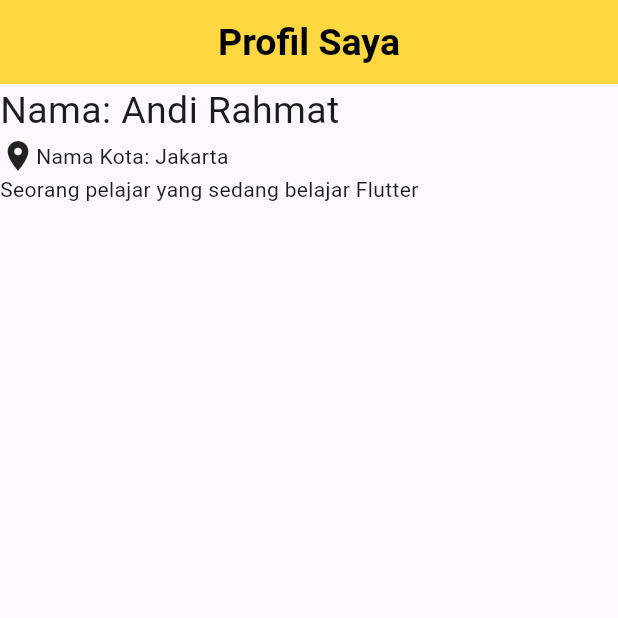
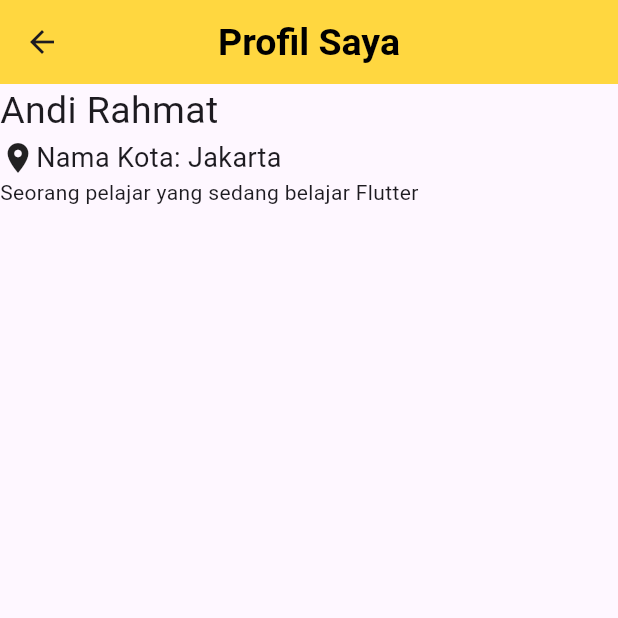
Before and after one commit to shellasagita/ppkd_b_2, a Flutter app: the HalamanProfilSederhana screen opened directly, on a phone screen of 412 x 824 dp, the top half of it. Run offline on Flutter 3.47's test engine with Material 3 defaults, Android fonts, the phone set to English and light mode, and no system bars; statements that could not run were skipped.

Commit message:
some change to prettier

```diff
--- a/lib/main.dart
+++ b/lib/main.dart
@@ -1,6 +1,7 @@
 import 'package:flutter/material.dart';
 import 'package:ppkd_b_2/meet_1/meet_1.dart';
 import 'package:ppkd_b_2/meet_1/tugas_1_flutter.dart';
+import 'package:ppkd_b_2/meet_2/meet_2.dart';
 
 void main() {
   runApp(const MyApp());
@@ -18,7 +19,7 @@ class MyApp extends StatelessWidget {
       theme: ThemeData(
         colorScheme: ColorScheme.fromSeed(seedColor: Colors.deepPurple),
       ),
-      home: const HalamanProfilSederhana(),
+      home: const MeetDua(),
     );
   }
 }
--- a/lib/meet_1/tugas_1_flutter.dart
+++ b/lib/meet_1/tugas_1_flutter.dart
@@ -21,8 +21,13 @@ class HalamanProfilSederhana extends StatelessWidget {
         //mainAxisAlignment: MainAxisAlignment.start,
         crossAxisAlignment: CrossAxisAlignment.start,
         children: [
-          Text('Nama: Andi Rahmat ', style: TextStyle(fontSize: 25)),
-          Row(children: [Icon(Icons.location_on), Text('Nama Kota: Jakarta')]),
+          Text('Andi Rahmat ', style: TextStyle(fontSize: 25)),
+          Row(
+            children: [
+              Icon(Icons.location_on),
+              Text('Nama Kota: Jakarta', style: TextStyle(fontSize: 18)),
+            ],
+          ),
           Text('Seorang pelajar yang sedang belajar Flutter'),
         ],
       ),
```
Also changed, not shown: lib/meet_2/meet_2.dart (added, +12 -0 lines).
